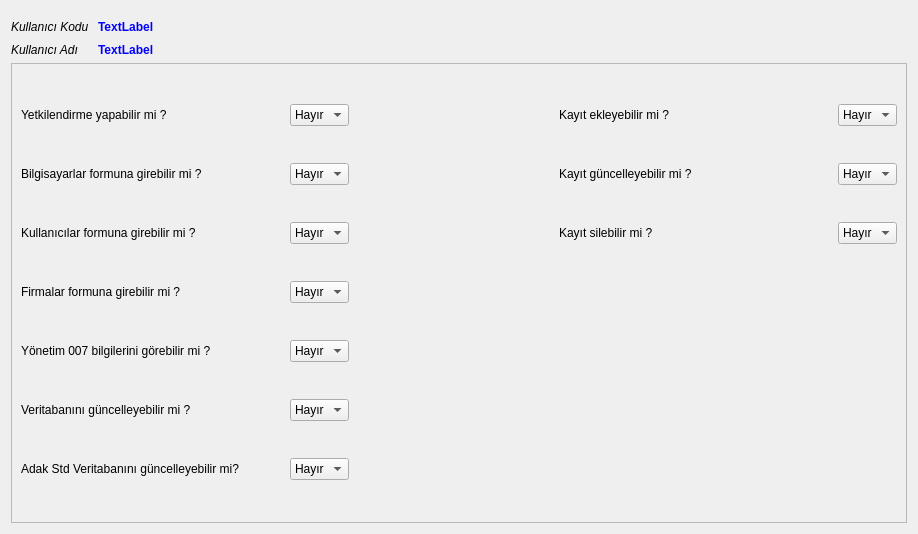
adakteknoloji/FRAMEWORK, file DESIGNER/designer_yetkilendirme_formu.ui: the form before one commit.
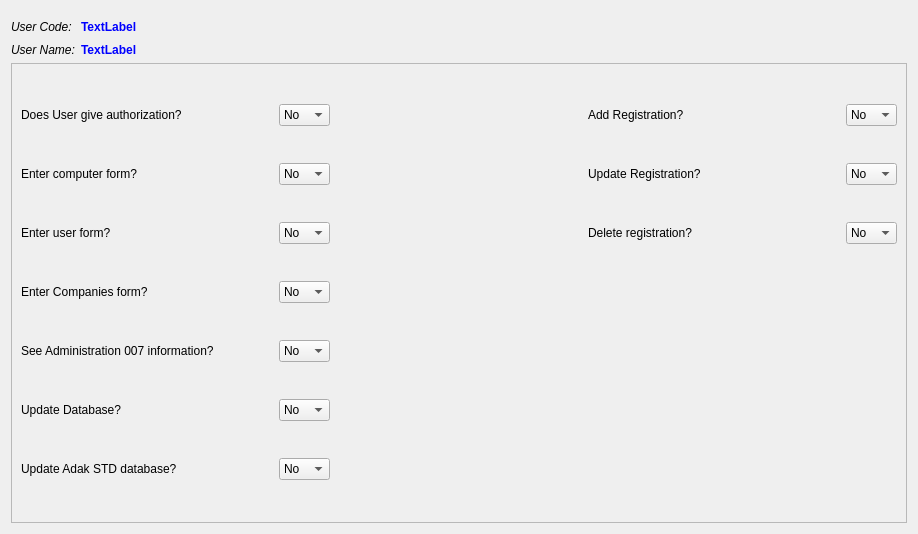
The form after the commit.

Commit message: belge_designer_fisi çevirisi tamamlandı

Patch:
```diff
--- a/DESIGNER/designer_yetkilendirme_formu.ui
+++ b/DESIGNER/designer_yetkilendirme_formu.ui
@@ -17,7 +17,7 @@
    </sizepolicy>
   </property>
   <property name="windowTitle">
-   <string>Kullanıcı Yetkileri</string>
+   <string>User Authority</string>
   </property>
   <layout class="QGridLayout" name="gridLayout_3" rowstretch="1,1,50">
    <property name="sizeConstraint">
@@ -49,7 +49,7 @@
         </font>
        </property>
        <property name="text">
-        <string>Kullanıcı Kodu </string>
+        <string>User Code:</string>
        </property>
       </widget>
      </item>
@@ -80,7 +80,7 @@
         </font>
        </property>
        <property name="text">
-        <string>Kullanıcı Adı</string>
+        <string>User Name:</string>
        </property>
       </widget>
      </item>
@@ -161,7 +161,7 @@
          </sizepolicy>
         </property>
         <property name="text">
-         <string>Yetkilendirme yapabilir mi ?                                   </string>
+         <string>Does User give authorization?</string>
         </property>
        </widget>
       </item>
@@ -175,12 +175,12 @@
         </property>
         <item>
          <property name="text">
-          <string>Hayır</string>
+          <string>No</string>
          </property>
         </item>
         <item>
          <property name="text">
-          <string>Evet</string>
+          <string>Yes</string>
          </property>
         </item>
        </widget>
@@ -194,7 +194,7 @@
          </sizepolicy>
         </property>
         <property name="text">
-         <string>Kayıt ekleyebilir mi ?                                                </string>
+         <string>Add Registration?</string>
         </property>
        </widget>
       </item>
@@ -208,12 +208,12 @@
         </property>
         <item>
          <property name="text">
-          <string>Hayır</string>
+          <string>No</string>
          </property>
         </item>
         <item>
          <property name="text">
-          <string>Evet</string>
+          <string>Yes</string>
          </property>
         </item>
        </widget>
@@ -227,7 +227,7 @@
          </sizepolicy>
         </property>
         <property name="text">
-         <string>Bilgisayarlar formuna girebilir mi ?                       </string>
+         <string>Enter computer form?</string>
         </property>
        </widget>
       </item>
@@ -241,12 +241,12 @@
         </property>
         <item>
          <property name="text">
-          <string>Hayır</string>
+          <string>No</string>
          </property>
         </item>
         <item>
          <property name="text">
-          <string>Evet</string>
+          <string>Yes</string>
          </property>
         </item>
        </widget>
@@ -260,7 +260,7 @@
          </sizepolicy>
         </property>
         <property name="text">
-         <string>Kayıt güncelleyebilir mi ?                                        </string>
+         <string>Update Registration?</string>
         </property>
        </widget>
       </item>
@@ -274,12 +274,12 @@
         </property>
         <item>
          <property name="text">
-          <string>Hayır</string>
+          <string>No</string>
          </property>
         </item>
         <item>
          <property name="text">
-          <string>Evet</string>
+          <string>Yes</string>
          </property>
         </item>
        </widget>
@@ -293,7 +293,7 @@
          </sizepolicy>
         </property>
         <property name="text">
-         <string>Kullanıcılar formuna girebilir mi ?                          </string>
+         <string>Enter user form?</string>
         </property>
        </widget>
       </item>
@@ -307,12 +307,12 @@
         </property>
         <item>
          <property name="text">
-          <string>Hayır</string>
+          <string>No</string>
          </property>
         </item>
         <item>
          <property name="text">
-          <string>Evet</string>
+          <string>Yes</string>
          </property>
         </item>
        </widget>
@@ -326,7 +326,7 @@
          </sizepolicy>
         </property>
         <property name="text">
-         <string>Kayıt silebilir mi ?                                                      </string>
+         <string>Delete registration?                                      </string>
         </property>
        </widget>
       </item>
@@ -340,12 +340,12 @@
         </property>
         <item>
          <property name="text">
-          <string>Hayır</string>
+          <string>No</string>
          </property>
         </item>
         <item>
          <property name="text">
-          <string>Evet</string>
+          <string>Yes</string>
          </property>
         </item>
        </widget>
@@ -359,7 +359,7 @@
          </sizepolicy>
         </property>
         <property name="text">
-         <string>Firmalar formuna girebilir mi ?                               </string>
+         <string>Enter Companies form?</string>
         </property>
        </widget>
       </item>
@@ -373,12 +373,12 @@
         </property>
         <item>
          <property name="text">
-          <string>Hayır</string>
+          <string>No</string>
          </property>
         </item>
         <item>
          <property name="text">
-          <string>Evet</string>
+          <string>Yes</string>
          </property>
         </item>
        </widget>
@@ -392,7 +392,7 @@
          </sizepolicy>
         </property>
         <property name="text">
-         <string>Yönetim 007 bilgilerini görebilir mi ?</string>
+         <string>See Administration 007 information?</string>
         </property>
        </widget>
       </item>
@@ -406,12 +406,12 @@
         </property>
         <item>
          <property name="text">
-          <string>Hayır</string>
+          <string>No</string>
          </property>
         </item>
         <item>
          <property name="text">
-          <string>Evet</string>
+          <string>Yes</string>
          </property>
         </item>
        </widget>
@@ -425,7 +425,7 @@
          </sizepolicy>
         </property>
         <property name="text">
-         <string>Veritabanını güncelleyebilir mi ?</string>
+         <string>Update Database?</string>
         </property>
        </widget>
       </item>
@@ -439,12 +439,12 @@
         </property>
         <item>
          <property name="text">
-          <string>Hayır</string>
+          <string>No</string>
          </property>
         </item>
         <item>
          <property name="text">
-          <string>Evet</string>
+          <string>Yes</string>
          </property>
         </item>
        </widget>
@@ -458,7 +458,7 @@
          </sizepolicy>
         </property>
         <property name="text">
-         <string>Adak Std Veritabanını güncelleyebilir mi?</string>
+         <string>Update Adak STD database?</string>
         </property>
        </widget>
       </item>
@@ -472,12 +472,12 @@
         </property>
         <item>
          <property name="text">
-          <string>Hayır</string>
+          <string>No</string>
          </property>
         </item>
         <item>
          <property name="text">
-          <string>Evet</string>
+          <string>Yes</string>
          </property>
         </item>
        </widget>
```
The commit also changes 16 other files.
